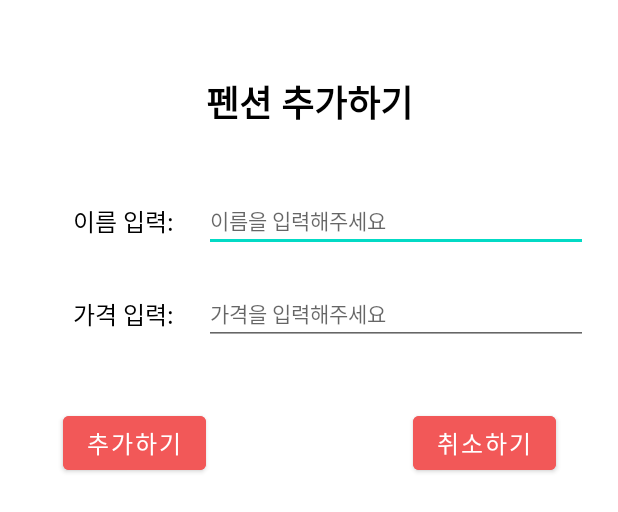
After one commit to JaeYeon-Kim/RC_Project_04, an Android app: the layout dialog_custom.xml on its own in the app's theme, with its tools: preview values and no code run, on a phone screen of 412 x 824 dp. The commit adds this screen. Shown: the top 512 px of the screen. Run offline under Robolectric (Android 15) with nearby library versions, the phone set to English and light mode, and no system bars.

```diff
--- /dev/null
+++ b/app/src/main/res/layout/dialog_custom.xml
@@ -0,0 +1,98 @@
+<?xml version="1.0" encoding="utf-8"?>
+<androidx.constraintlayout.widget.ConstraintLayout
+    xmlns:android="http://schemas.android.com/apk/res/android"
+    xmlns:app="http://schemas.android.com/apk/res-auto"
+    xmlns:tools="http://schemas.android.com/tools"
+    android:layout_width="match_parent"
+    android:layout_height="match_parent">
+
+    <TextView
+        android:id="@+id/dialog_title"
+        android:layout_width="wrap_content"
+        android:layout_height="wrap_content"
+        android:layout_marginTop="50dp"
+        android:text="펜션 추가하기"
+        android:textColor="@color/black"
+        android:textSize="24sp"
+        android:textStyle="bold"
+        app:layout_constraintEnd_toEndOf="parent"
+        app:layout_constraintStart_toStartOf="parent"
+        app:layout_constraintTop_toTopOf="parent" />
+
+    <TextView
+        android:id="@+id/add_Title"
+        android:layout_width="wrap_content"
+        android:layout_height="wrap_content"
+        android:layout_marginEnd="20dp"
+        android:text="이름 입력:"
+        android:textColor="@color/black"
+        android:textSize="16sp"
+        app:layout_constraintBottom_toBottomOf="@id/edit_title"
+        app:layout_constraintEnd_toStartOf="@id/edit_title"
+        app:layout_constraintTop_toTopOf="@id/edit_title" />
+
+    <TextView
+        android:id="@+id/add_price"
+        android:layout_width="wrap_content"
+        android:layout_height="wrap_content"
+        android:text="가격 입력:"
+        android:textColor="@color/black"
+        android:textSize="16sp"
+        app:layout_constraintBottom_toBottomOf="@id/edit_price"
+        app:layout_constraintStart_toStartOf="@id/add_Title"
+        app:layout_constraintTop_toTopOf="@id/edit_price" />
+
+    <EditText
+        android:id="@+id/edit_title"
+        android:layout_width="wrap_content"
+        android:layout_height="wrap_content"
+        android:layout_marginTop="40dp"
+        android:layout_marginEnd="20dp"
+        android:ems="16"
+        android:hint="이름을 입력해주세요"
+        android:inputType="text"
+        android:textSize="14sp"
+        app:layout_constraintEnd_toEndOf="parent"
+        app:layout_constraintTop_toBottomOf="@id/dialog_title" />
+
+    <EditText
+        android:id="@+id/edit_price"
+        android:layout_width="wrap_content"
+        android:layout_height="wrap_content"
+        android:layout_marginTop="20dp"
+        android:ems="16"
+        android:hint="가격을 입력해주세요"
+        android:inputType="text"
+        android:textSize="14sp"
+        app:layout_constraintStart_toStartOf="@id/edit_title"
+        app:layout_constraintTop_toBottomOf="@id/edit_title" />
+
+    <Button
+        android:id="@+id/ok_button"
+        android:layout_width="wrap_content"
+        android:layout_height="wrap_content"
+        android:backgroundTint="#F25858"
+        android:text="추가하기"
+        android:textColor="@color/white"
+        android:textSize="16sp"
+        android:layout_marginTop="50dp"
+        app:layout_constraintTop_toBottomOf="@id/add_price"
+        app:layout_constraintEnd_toStartOf="@id/dialog_title"
+        />
+
+    <Button
+        android:id="@+id/cancel_button"
+        android:layout_width="wrap_content"
+        android:layout_height="wrap_content"
+        android:backgroundTint="#F25858"
+        android:text="취소하기"
+        android:layout_marginTop="50dp"
+        app:layout_constraintTop_toBottomOf="@id/add_price"
+        app:layout_constraintStart_toEndOf="@id/dialog_title"
+        android:textColor="@color/white"
+        android:textSize="16sp"
+
+
+        />
+
+</androidx.constraintlayout.widget.ConstraintLayout>
```
Also changed, not shown: app/src/main/java/com/kjy/rc_project_04/CustomDialog.kt (added, +54 -0 lines), app/src/main/java/com/kjy/rc_project_04/MainActivity.kt (+24 -4 lines), app/src/main/res/layout/activity_main.xml (+11 -0 lines), app/src/main/res/drawable/add_pension_image_1.png (added).
